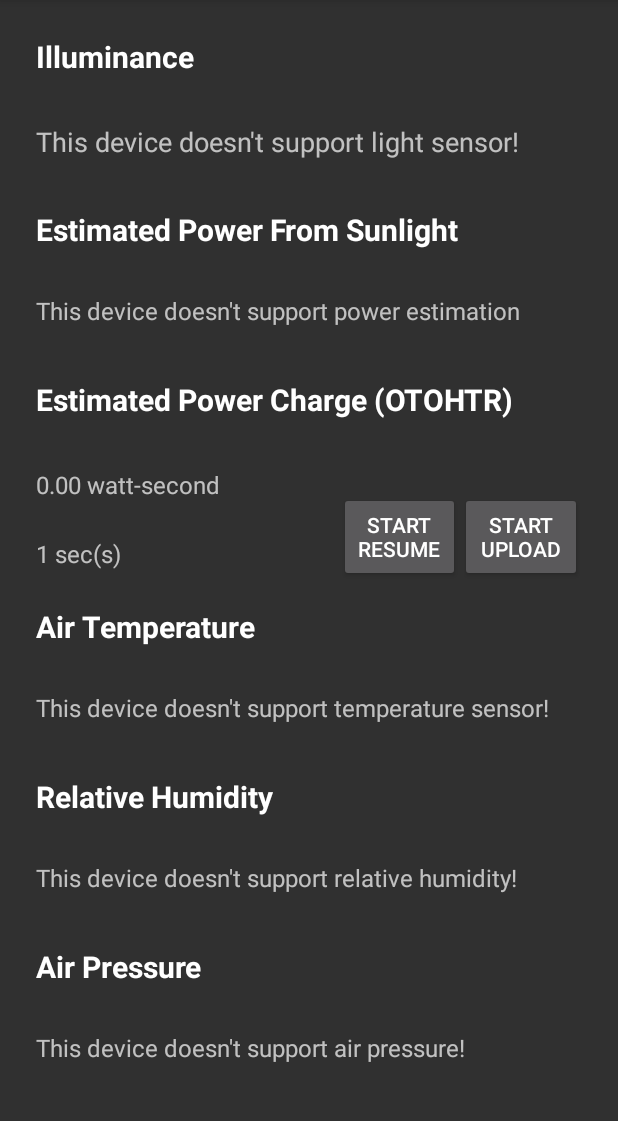
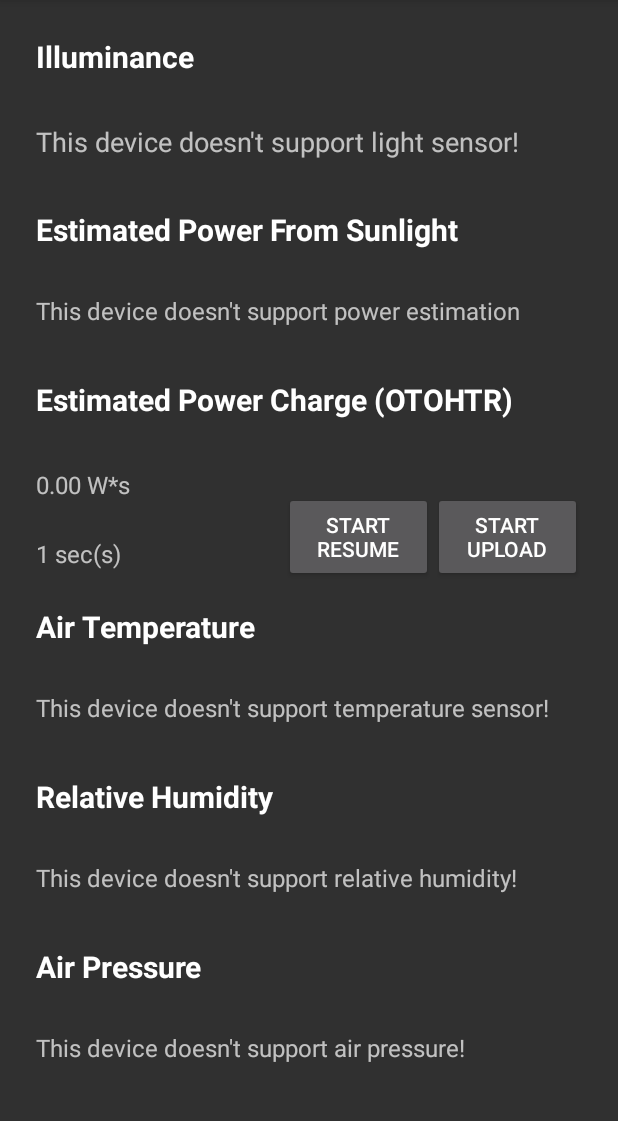
Before and after one commit to tyc222/Andriod_Sensors, an Android app: the screen it shows after launch (MainActivity), after a tap on "PAUSE", on a phone screen of 412 x 824 dp, the part 84-1205 px from its top. Run offline under Robolectric (Android 15) with nearby library versions, the phone set to English and light mode, and no system bars; 1 other tap on this screen came first.

Commit message:
change button size change unit from watt-second to W*s

```diff
--- a/app/src/main/java/com/example/android_sensor/MainActivity.java
+++ b/app/src/main/java/com/example/android_sensor/MainActivity.java
@@ -324,7 +324,7 @@ public class MainActivity extends AppCompatActivity implements SensorEventListen
                         powerStored = powerReceived + powerReceived;
                         powerCharged = powerStored + powerCharged;
                         DecimalFormat f = new DecimalFormat("#0.00");
-                        powerChargedView.setText(String.valueOf(f.format(powerCharged)) + " watt-second");
+                        powerChargedView.setText(String.valueOf(f.format(powerCharged)) + " W*s");
                         if (secondCharged < 60){
                             secondsChargedView.setText(secondCharged + " sec(s)");
                         }
--- a/app/src/main/res/layout/activity_main.xml
+++ b/app/src/main/res/layout/activity_main.xml
@@ -115,7 +115,7 @@
                         android:layout_width="0in"
                         android:layout_height="60dp"
                         android:layout_gravity="center"
-                        android:layout_weight="2"
+                        android:layout_weight="3"
                         android:text="Start Count" />
 
                     <Button
@@ -123,7 +123,7 @@
                         android:layout_width="0in"
                         android:layout_height="60dp"
                         android:layout_gravity="center"
-                        android:layout_weight="2"
+                        android:layout_weight="3"
                         android:text="Start Upload" />
                 </LinearLayout>
             </LinearLayout>
```
